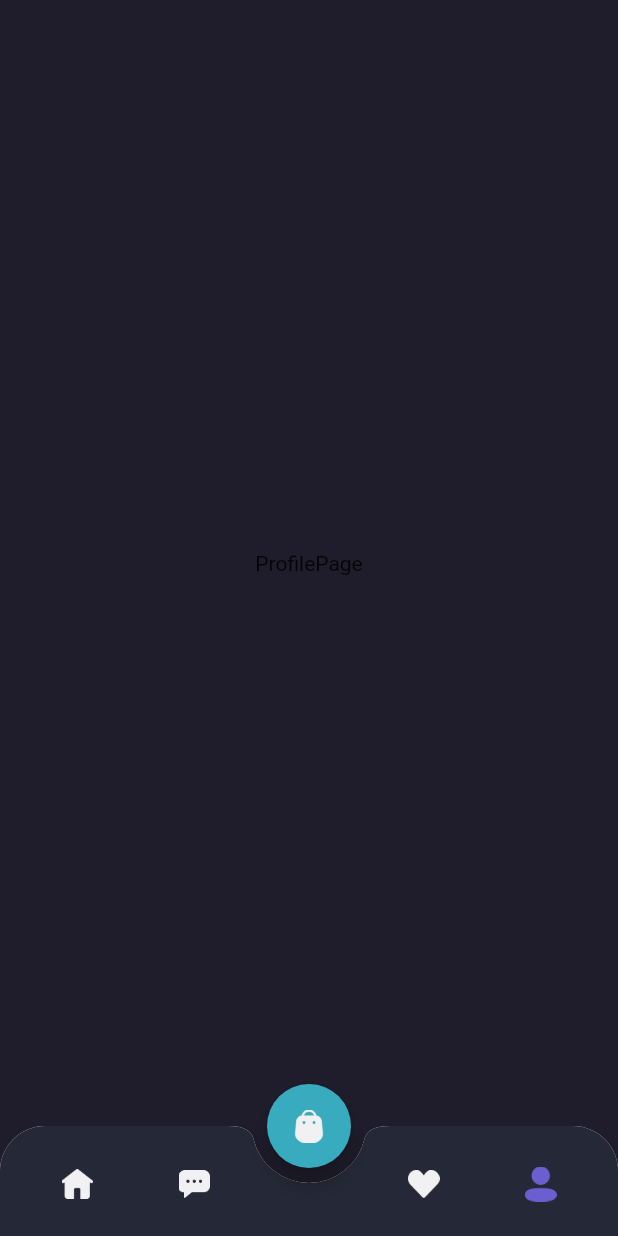
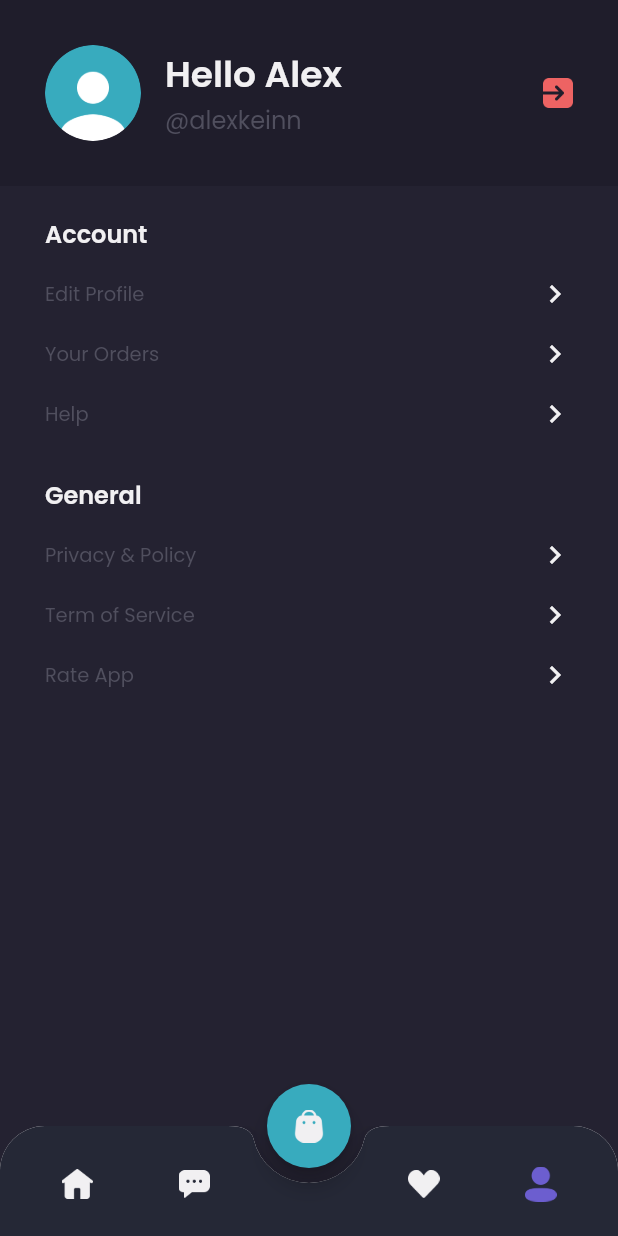
Before and after one commit to adamfachreza/shamo, a Flutter app: the MainPage screen opened by its route, item 4 of the bottom bar chosen, on a phone screen of 412 x 824 dp. Run offline on Flutter 3.47's test engine with Material 2 defaults, Android fonts, the phone set to English and light mode, and no system bars; our stand-ins replace google_fonts.

Commit message:
[add] profile page

```diff
--- a/lib/main.dart
+++ b/lib/main.dart
@@ -1,5 +1,6 @@
 import 'package:flutter/material.dart';
 import 'package:shamo/pages/home/detail_chat_page.dart';
+import 'package:shamo/pages/home/edit_profile_page.dart';
 import 'package:shamo/pages/home/main_page.dart';
 import 'package:shamo/pages/sign_in_page.dart';
 import 'package:shamo/pages/sign_up_page%20copy.dart';
@@ -18,6 +19,7 @@ class MyApp extends StatelessWidget {
         '/sign-up': (context) => SignUpPage(),
         '/home': (context) => MainPage(),
         '/detail-chat': (context) => DetailChatPage(),
+        '/edit-profile': (context) => EditProfilePage(),
       },
     );
   }
--- a/lib/pages/home/main_page.dart
+++ b/lib/pages/home/main_page.dart
@@ -1,3 +1,5 @@
+// ignore_for_file: dead_code
+
 import 'package:flutter/material.dart';
 import 'package:shamo/pages/home/chat_page.dart';
 import 'package:shamo/pages/home/home_page.dart';
@@ -107,7 +109,9 @@ class _MainPageState extends State<MainPage> {
           return WishlistPage();
           break;
         case 3:
-          return ProfilePage();
+          return ProfilePage(
+            context: context,
+          );
           break;
         default:
           throw Exception("Invalid index: $currentIndex");
@@ -115,7 +119,7 @@ class _MainPageState extends State<MainPage> {
     }
 
     return Scaffold(
-      backgroundColor: backgroundColor1,
+      backgroundColor: currentIndex == 0 ? backgroundColor1 : backgroundColor3,
       floatingActionButton: cartButton(),
       floatingActionButtonLocation: FloatingActionButtonLocation.centerDocked,
       bottomNavigationBar: customButtomNav(),
--- a/lib/pages/home/profile_page.dart
+++ b/lib/pages/home/profile_page.dart
@@ -1,12 +1,138 @@
 import 'package:flutter/material.dart';
+import 'package:shamo/theme.dart';
 
 class ProfilePage extends StatelessWidget {
-  const ProfilePage({super.key});
+  final BuildContext context;
+  const ProfilePage({super.key, required this.context});
+
+  Widget header() {
+    return AppBar(
+      backgroundColor: backgroundColor1,
+      elevation: 0,
+      automaticallyImplyLeading: false,
+      flexibleSpace: SafeArea(
+        child: Container(
+          padding: EdgeInsets.all(defaultMargin),
+          child: Row(
+            children: [
+              ClipOval(
+                child: Image.asset(
+                  'assets/image_profile.png',
+                  width: 64,
+                ),
+              ),
+              SizedBox(
+                width: 16,
+              ),
+              Expanded(
+                child: Column(
+                  crossAxisAlignment: CrossAxisAlignment.start,
+                  children: [
+                    Text(
+                      'Hello Alex',
+                      style: primaryTextStyle.copyWith(
+                          fontSize: 24, fontWeight: semiBold),
+                    ),
+                    Text(
+                      '@alexkeinn',
+                      style: subtitleTextStyle.copyWith(
+                        fontSize: 16,
+                      ),
+                    ),
+                  ],
+                ),
+              ),
+              GestureDetector(
+                onTap: () {
+                  Navigator.pushNamedAndRemoveUntil(
+                      context, '/sign-in', (route) => false);
+                },
+                child: Image.asset(
+                  'assets/button_exit.png',
+                  width: 20,
+                ),
+              ),
+            ],
+          ),
+        ),
+      ),
+    );
+  }
+
+  Widget menuItem(String text) {
+    return Container(
+      margin: EdgeInsets.only(
+        top: 16,
+      ),
+      child: Row(
+        mainAxisAlignment: MainAxisAlignment.spaceBetween,
+        children: [
+          Text(
+            text,
+            style: secondaryTextStyle.copyWith(
+              fontSize: 13,
+            ),
+          ),
+          Icon(
+            Icons.chevron_right,
+            color: primaryTextColor,
+          ),
+        ],
+      ),
+    );
+  }
+
+  Widget content() {
+    return Expanded(
+      child: Container(
+        width: double.infinity,
+        padding: EdgeInsets.symmetric(horizontal: defaultMargin),
+        decoration: BoxDecoration(
+          color: backgroundColor3,
+        ),
+        child: Column(
+          crossAxisAlignment: CrossAxisAlignment.start,
+          children: [
+            SizedBox(
+              height: 20,
+            ),
+            Text(
+              'Account',
+              style: primaryTextStyle.copyWith(
+                fontSize: 16,
+                fontWeight: semiBold,
+              ),
+            ),
+            GestureDetector(
+                onTap: () {
+                  Navigator.pushNamed(context, '/edit-profile');
+                },
+                child: menuItem('Edit Profile')),
+            menuItem('Your Orders'),
+            menuItem('Help'),
+            SizedBox(
+              height: 30,
+            ),
+            Text(
+              'General',
+              style: primaryTextStyle.copyWith(
+                fontSize: 16,
+                fontWeight: semiBold,
+              ),
+            ),
+            menuItem('Privacy & Policy'),
+            menuItem('Term of Service'),
+            menuItem('Rate App'),
+          ],
+        ),
+      ),
+    );
+  }
 
   @override
   Widget build(BuildContext context) {
-    return const Center(
-      child: Text('ProfilePage'),
+    return Column(
+      children: [header(), content()],
     );
   }
 }
```
Also changed, not shown: lib/pages/home/edit_profile_page.dart (added, +154 -0 lines).
